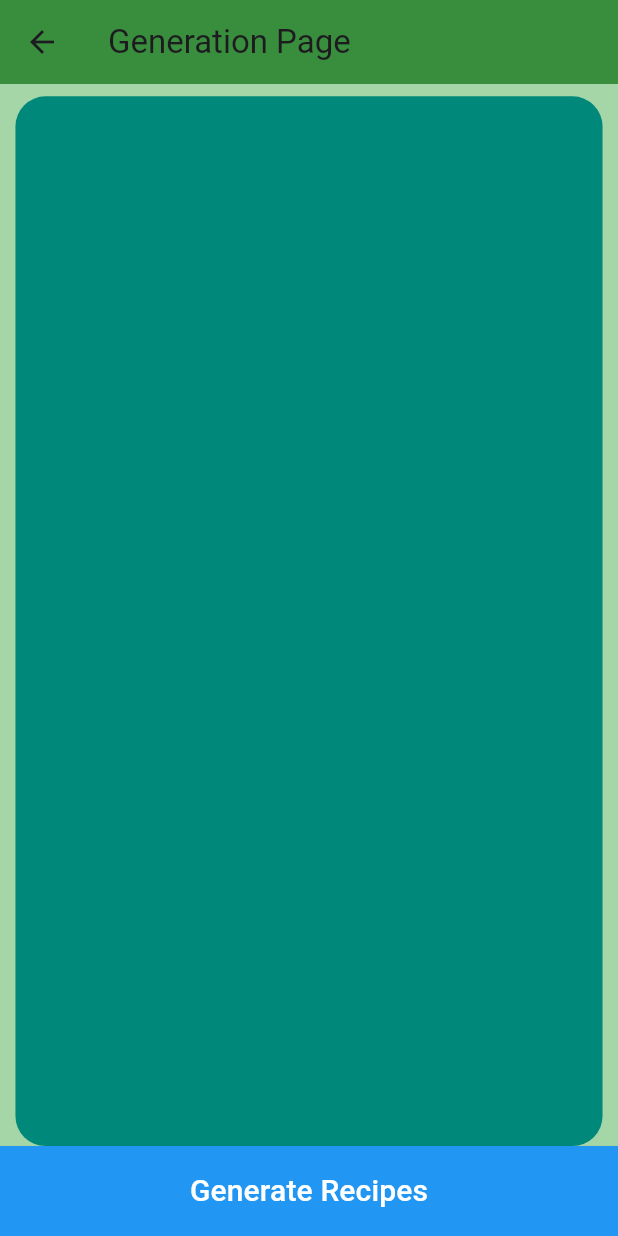
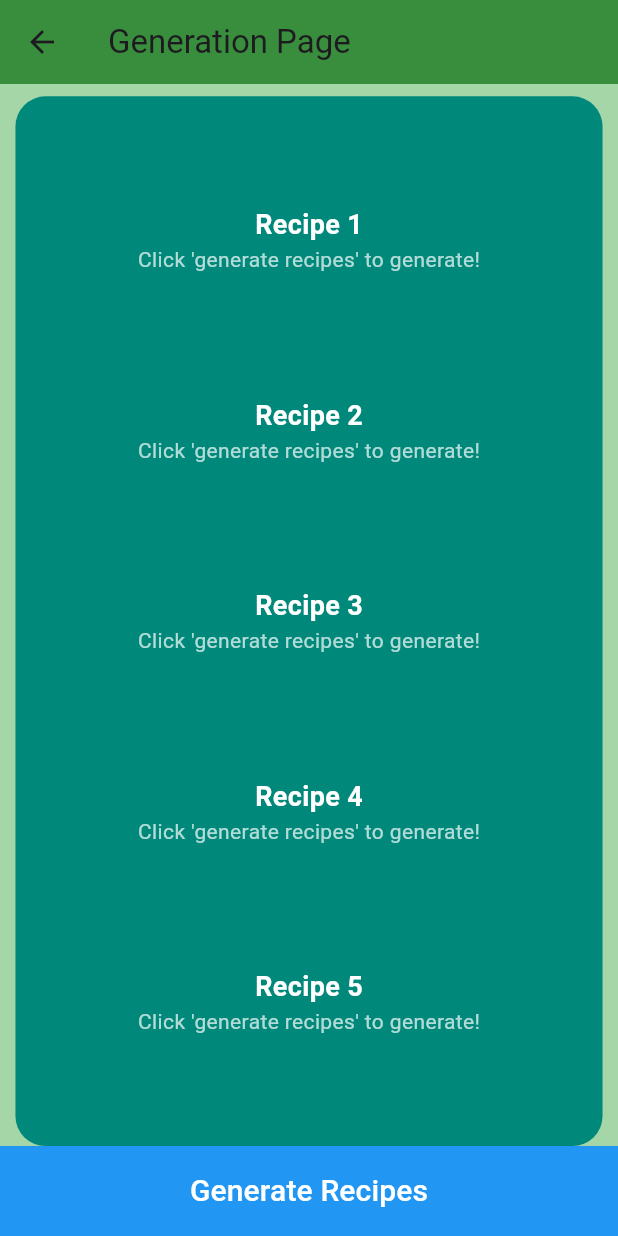
Before and after one commit to RhysRoo/SDrecipe, a Flutter app: the GenerationPage screen opened directly, after a tap on "Generate Recipes", on a phone screen of 412 x 824 dp. Run offline on Flutter 3.47's test engine with Material 3 defaults, Android fonts, the phone set to English and light mode, and no system bars; our stand-ins replace cloud_firestore, firebase_auth, firebase_core, google_sign_in, sign_in_with_apple; accounts and stored records are empty.

Commit message:
Turned generation page to stateful widget to allow recipes to display

```diff
--- a/recipe_app/lib/pages/recipe_generation_page/generation_page.dart
+++ b/recipe_app/lib/pages/recipe_generation_page/generation_page.dart
@@ -1,7 +1,14 @@
 import 'package:flutter/material.dart';
 
-class GenerationPage extends StatelessWidget {
+class GenerationPage extends StatefulWidget {
   const GenerationPage({super.key});
+
+  @override
+  State<GenerationPage> createState() => _GenerationPageState();
+}
+
+class _GenerationPageState extends State<GenerationPage> {
+  bool _showText = false;
 
   @override
   Widget build(BuildContext context) {
@@ -13,6 +20,7 @@ class GenerationPage extends StatelessWidget {
       backgroundColor: Colors.green[200],
       body: Column(
         children: [
+          if (_showText)
             Expanded(
               child: Container(
                 width: MediaQuery.of(context).size.width * 0.95,
@@ -25,23 +33,29 @@ class GenerationPage extends StatelessWidget {
                   borderRadius: BorderRadius.circular(20),
                   color: Colors.teal[600],
                 ),
+                child: Column(
+                  mainAxisAlignment: MainAxisAlignment.spaceEvenly,
+                  children: List.generate(5, (index) => _buildSection(context, index + 1)),
                 ),
               ),
-          Container(
+            ),
+          SizedBox(
             width: double.infinity,
             height: 60,
             child: ElevatedButton(
               style: ElevatedButton.styleFrom(
                 primary: Colors.blue,
                 onPrimary: Colors.white,
-                shape: RoundedRectangleBorder(
+                shape: const RoundedRectangleBorder(
                   borderRadius: BorderRadius.zero,
                 ),
               ),
               onPressed: () {
-                // Handle button press
+                setState(() {
+                  _showText = true;
+                });
               },
-              child: Text(
+              child: const Text(
                 'Generate Recipes',
                 style: TextStyle(fontSize: 20),
               ),
@@ -51,4 +65,29 @@ class GenerationPage extends StatelessWidget {
       ),
     );
   }
+
+  Widget _buildSection(BuildContext context, int index) {
+    return Container(
+      padding: const EdgeInsets.all(8),
+      child: Column(
+        children: [
+          Text(
+            'Recipe $index',
+            style: const TextStyle(
+              color: Colors.white,
+              fontSize: 18,
+              fontWeight: FontWeight.bold,
+            ),
+          ),
+          const Text(
+            'Click \'generate recipes\' to generate!',
+            style: TextStyle(
+              color: Colors.white70,
+              fontSize: 14,
+            ),
+          ),
+        ],
+      ),
+    );
   }
+}
```
Lines whose indentation alone changed are shown as unchanged.
